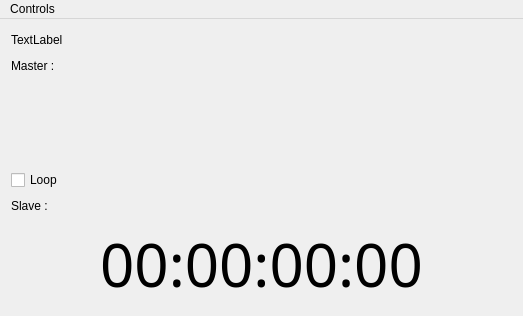
JokerSync/Joker, file app/LTCTool/LTCToolWindow.ui: the form before one commit.
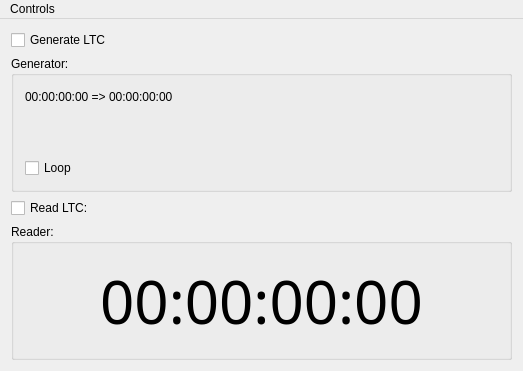
The form after the commit. Custom widgets are drawn as their Qt base class.

Commit message: activate/deactivate ltc generation/read

```diff
--- a/app/LTCTool/LTCToolWindow.ui
+++ b/app/LTCTool/LTCToolWindow.ui
@@ -7,7 +7,7 @@
     <x>0</x>
     <y>0</y>
     <width>523</width>
-    <height>316</height>
+    <height>371</height>
    </rect>
   </property>
   <property name="windowTitle">
@@ -16,6 +16,22 @@
   <widget class="QWidget" name="centralWidget">
    <layout class="QVBoxLayout" name="verticalLayout">
     <item>
+     <widget class="QCheckBox" name="generateCheckBox">
+      <property name="text">
+       <string>Generate LTC</string>
+      </property>
+      <property name="checked">
+       <bool>false</bool>
+      </property>
+     </widget>
+    </item>
+    <item>
+     <widget class="QGroupBox" name="generatorGroupBox">
+      <property name="title">
+       <string>Generator:</string>
+      </property>
+      <layout class="QVBoxLayout" name="verticalLayout_3">
+       <item>
      <widget class="QLabel" name="lblInfo">
       <property name="maximumSize">
        <size>
@@ -24,20 +40,7 @@
        </size>
       </property>
       <property name="text">
-       <string>TextLabel</string>
-      </property>
-     </widget>
-    </item>
-    <item>
-     <widget class="QLabel" name="label_2">
-      <property name="maximumSize">
-       <size>
-        <width>16777215</width>
-        <height>20</height>
-       </size>
-      </property>
-      <property name="text">
-       <string>Master :</string>
+          <string>00:00:00:00 =&gt; 00:00:00:00</string>
       </property>
      </widget>
     </item>
@@ -51,19 +54,25 @@
       </property>
      </widget>
     </item>
+      </layout>
+     </widget>
+    </item>
     <item>
-     <widget class="QLabel" name="label">
-      <property name="maximumSize">
-       <size>
-        <width>16777215</width>
-        <height>20</height>
-       </size>
-      </property>
+     <widget class="QCheckBox" name="readCheckBox">
       <property name="text">
-       <string>Slave :</string>
+       <string>Read LTC:</string>
+      </property>
+      <property name="checked">
+       <bool>false</bool>
       </property>
      </widget>
     </item>
+    <item>
+     <widget class="QGroupBox" name="readerGroupBox">
+      <property name="title">
+       <string>Reader:</string>
+      </property>
+      <layout class="QVBoxLayout" name="verticalLayout_2">
     <item>
      <widget class="QLabel" name="lblSlave">
       <property name="font">
@@ -79,6 +88,9 @@
       <property name="alignment">
        <set>Qt::AlignCenter</set>
       </property>
+        </widget>
+       </item>
+      </layout>
      </widget>
     </item>
    </layout>
```
Lines whose indentation alone changed are shown as unchanged. The commit also changes 2 other files.
